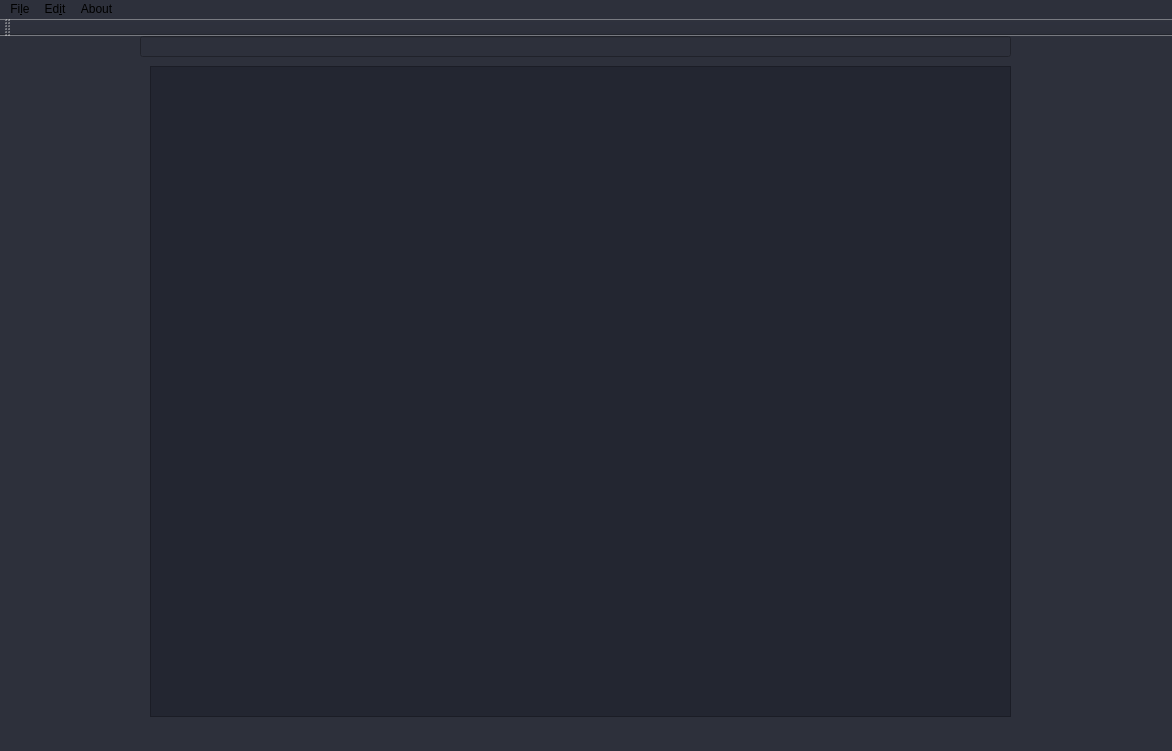
This is mainwindow.ui in GremSnoort/RexPhotoshop2017 as Qt 5 draws it before an edit. The edited form follows.
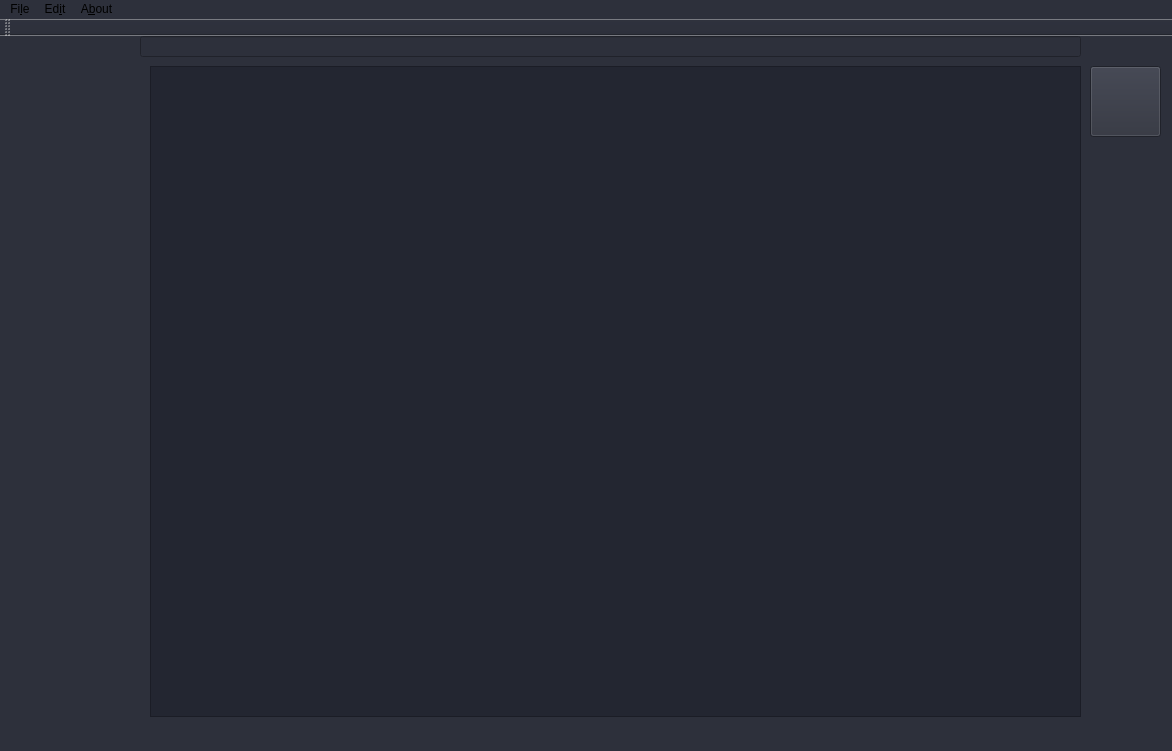
This is the edited form.

Commit message: save as svg & show color dialog

```diff
--- a/mainwindow.ui
+++ b/mainwindow.ui
@@ -22,7 +22,7 @@
      <rect>
       <x>150</x>
       <y>30</y>
-      <width>861</width>
+      <width>931</width>
       <height>651</height>
      </rect>
     </property>
@@ -35,11 +35,24 @@
      <rect>
       <x>140</x>
       <y>0</y>
-      <width>871</width>
+      <width>941</width>
       <height>21</height>
      </rect>
     </property>
    </widget>
+   <widget class="QPushButton" name="Color">
+    <property name="geometry">
+     <rect>
+      <x>1090</x>
+      <y>30</y>
+      <width>71</width>
+      <height>71</height>
+     </rect>
+    </property>
+    <property name="text">
+     <string/>
+    </property>
+   </widget>
   </widget>
   <widget class="QMenuBar" name="menuBar">
    <property name="geometry">
@@ -72,7 +85,7 @@
    </widget>
    <widget class="QMenu" name="menuAbout">
     <property name="title">
-     <string>About</string>
+     <string>A&amp;bout</string>
     </property>
     <addaction name="actionHow_to_work"/>
    </widget>
```
Left out of the diff: 5 changed lines with no effect on the pictures. The commit also changes 4 other files.
